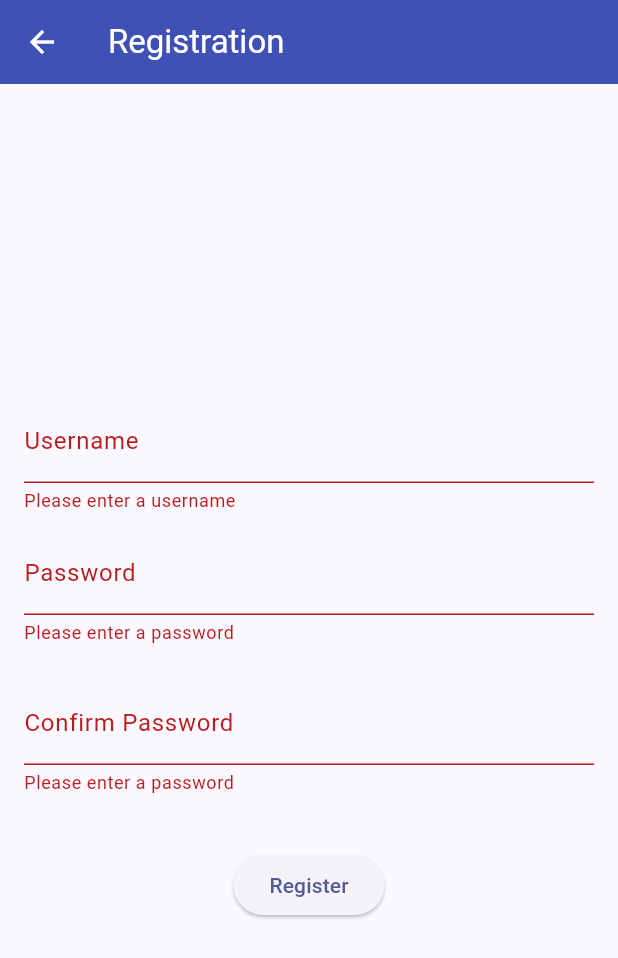
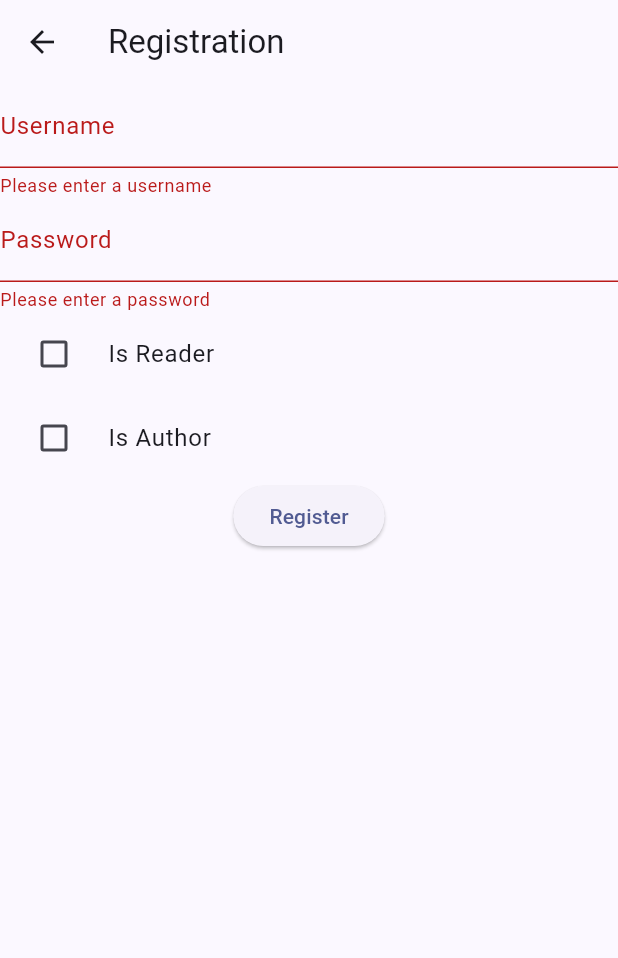
Before and after one commit to Bookstagram-team/Bookstagram-mobile, a Flutter app: the RegistrationPage screen opened directly, after a tap on "Register", on a phone screen of 412 x 824 dp. Shown: the top 958 px of the screen. Run offline on Flutter 3.47's test engine with Material 3 defaults, Android fonts, the phone set to English and light mode, and no system bars; missing offline and left inert: pbp_django_auth.

Commit message:
Update Register

```diff
--- a/lib/register.dart
+++ b/lib/register.dart
@@ -1,12 +1,9 @@
+import 'package:bookstagram/login.dart';
 import 'package:flutter/material.dart';
-import 'package:bookstagram/login.dart';
-import 'package:pbp_django_auth/pbp_django_auth.dart';
-import 'package:provider/provider.dart';
 import 'package:http/http.dart' as http;
+import 'dart:convert';
 
 class RegistrationPage extends StatefulWidget {
-  const RegistrationPage({Key? key}) : super(key: key);
-
   @override
   _RegistrationPageState createState() => _RegistrationPageState();
 }
@@ -15,155 +12,96 @@ class _RegistrationPageState extends State<RegistrationPage> {
   final _formKey = GlobalKey<FormState>();
   final TextEditingController _usernameController = TextEditingController();
   final TextEditingController _passwordController = TextEditingController();
-  final TextEditingController _confirmPasswordController =
-      TextEditingController();
+  bool isCustomer = false;
+  bool isEmployee = false;
+
+  Future<void> registerUser() async {
+    var url = Uri.parse('http://localhost:8000/auth/register/');
+    var response = await http.post(
+      url,
+      body: json.encode({
+        'username': _usernameController.text,
+        'password': _passwordController.text,
+        'is_customer': isCustomer,
+        'is_employee': isEmployee
+      }),
+      headers: {"Content-Type": "application/json"}
+    );
+    ScaffoldMessenger.of(context).showSnackBar(
+      SnackBar(
+        content: Text('Registration Successful!'),
+        backgroundColor: Colors.green,
+      ),
+    );
+    Navigator.of(context).pushReplacement(
+      MaterialPageRoute(builder: (context) => LoginPage()),
+    );
+  }
 
   @override
   Widget build(BuildContext context) {
-    // ignore: unused_local_variable
-    final request = context.watch<CookieRequest>();
     return Scaffold(
       appBar: AppBar(
-        title: const Text('Registration'),
-        backgroundColor: Colors.indigo,
-        foregroundColor: Colors.white,
+        title: Text('Registration'),
       ),
-      body: Padding(
-        padding: const EdgeInsets.all(16.0),
-        child: Form(
+      body: Form(
         key: _formKey,
         child: Column(
-            mainAxisAlignment: MainAxisAlignment.center,
-            children: [
+          children: <Widget>[
             TextFormField(
               controller: _usernameController,
-                decoration: const InputDecoration(
-                  labelText: 'Username',
-                ),
+              decoration: InputDecoration(labelText: 'Username'),
               validator: (value) {
-                  if (value == null || value.isEmpty) {
-                    return 'Please enter a username';
-                  }
+                if (value == null || value.isEmpty) return 'Please enter a username';
                 return null;
               },
             ),
-              const SizedBox(height: 12.0),
             TextFormField(
               controller: _passwordController,
-                decoration: const InputDecoration(
-                  labelText: 'Password',
-                ),
+              decoration: InputDecoration(labelText: 'Password'),
               obscureText: true,
               validator: (value) {
-                  if (value == null || value.isEmpty) {
-                    return 'Please enter a password';
-                  }
+                if (value == null || value.isEmpty) return 'Please enter a password';
                 return null;
               },
             ),
-              const SizedBox(height: 24.0),
-              TextFormField(
-                controller: _confirmPasswordController,
-                decoration: const InputDecoration(
-                  labelText: 'Confirm Password',
+            CheckboxListTile(
+              title: Text("Is Reader"),
+              value: isCustomer,
+              onChanged: (newValue) {
+                setState(() {
+                  isCustomer = newValue ?? false;
+                  if (isCustomer) {
+                    isEmployee = false;
+                  }
+                });
+              },
+              controlAffinity: ListTileControlAffinity.leading,
             ),
-                obscureText: true,
-                validator: (value) {
-                  if (value == null || value.isEmpty) {
-                    return 'Please enter a password';
+            CheckboxListTile(
+              title: Text("Is Author"),
+              value: isEmployee,
+              onChanged: (newValue) {
+                setState(() {
+                  isEmployee = newValue ?? false;
+                  if (isEmployee) {
+                    isCustomer = false;
                   }
-                  return null;
+                });
               },
+              controlAffinity: ListTileControlAffinity.leading,
             ),
-              const SizedBox(height: 36.0),
             ElevatedButton(
-                onPressed: () async {
-                  if (_formKey.currentState!.validate()) {
-                    String username = _usernameController.text;
-                    String password = _passwordController.text;
-                    String confirmPassword = _confirmPasswordController.text;
-
-                    if (password != confirmPassword) {
-                      ScaffoldMessenger.of(context).showSnackBar(
-                        const SnackBar(
-                          content: Text("Passwords do not match"),
+              onPressed: () {
+                if (_formKey.currentState?.validate() ?? false) {
+                  registerUser();
+                }
+              },
+              child: Text('Register'),
             ),
-                      );
-                      return;
-                    }
-
-                    try {
-                      if (password.length < 8) {
-                        ScaffoldMessenger.of(context).showSnackBar(
-                          const SnackBar(
-                            content: Text(
-                                "Password must be at least 8 characters long"),
+          ],
         ),
-                        );
-                        return;
-                      }
-                      if (!RegExp(r'^(?=.*?[A-Z])(?=.*?[a-z])(?=.*?[0-9])')
-                          .hasMatch(password)) {
-                        ScaffoldMessenger.of(context).showSnackBar(
-                          const SnackBar(
-                            content: Text(
-                                "Password must contain at least 1 uppercase letter, 1 lowercase letter, and 1 number"),
-                          ),
-                        );
-                        return;
-                      }
-
-                      final response = await http.post(
-                        Uri.parse('http://localhost:8000/auth/register/'),
-                        body: {
-                          'username': username,
-                          'password': password,
-                        },
-                      );
-
-                      if (response.statusCode == 400) {
-                        ScaffoldMessenger.of(context).showSnackBar(
-                          const SnackBar(
-                            content:
-                                Text("Registration failed. Please try again."),
-                          ),
-                        );
-                        // Navigate to login page or other screen
-                      } else {
-                        ScaffoldMessenger.of(context).showSnackBar(
-                          const SnackBar(
-                            content: Text("Registration successful!"),
-                          ),
-                        );
-                        Navigator.pushReplacement(
-                          context,
-                          MaterialPageRoute(builder: (context) => LoginPage()),
-                        );
-                      }
-                    } catch (e) {
-                      print("Error during registration: $e");
-                      ScaffoldMessenger.of(context).showSnackBar(
-                        const SnackBar(
-                          content: Text(
-                              "An error occurred. Please try again later."),
       ),
     );
   }
 }
-                },
-                child: const Text('Register'),
-              ),
-            ],
-          ),
-        ),
-      ),
-    );
-  }
-
-  @override
-  void dispose() {
-    _usernameController.dispose();
-    _passwordController.dispose();
-    super.dispose();
-  }
-}
```
Lines whose indentation alone changed are shown as unchanged.
